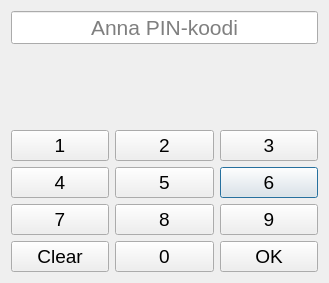
This is qt/pinCodeDLL/pincodeui.ui in lassesuomela/banksim as Qt 5 draws it before an edit. The edited form follows.
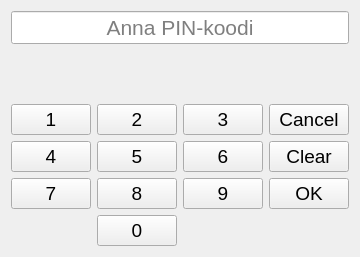
This is the edited form.

Commit message: added cancel btn, layout changes, autoTimeout clears pin, added noFocus on pincode text box, added disconnects to all connects, autoTimeout closes the window instead of destroying it, added show function to show the pin ui, timer starts after tries have been aquired from exe

Diff of the .ui file:
```diff
--- a/qt/pinCodeDLL/pincodeui.ui
+++ b/qt/pinCodeDLL/pincodeui.ui
@@ -6,8 +6,8 @@
    <rect>
     <x>0</x>
     <y>0</y>
-    <width>329</width>
-    <height>283</height>
+    <width>360</width>
+    <height>257</height>
    </rect>
   </property>
   <property name="font">
@@ -25,6 +25,9 @@
       <layout class="QHBoxLayout" name="horizontalLayout">
        <item>
         <widget class="QLineEdit" name="pinCodeTextBox">
+         <property name="enabled">
+          <bool>true</bool>
+         </property>
          <property name="font">
           <font>
            <pointsize>16</pointsize>
@@ -60,33 +63,7 @@
      </item>
      <item>
       <layout class="QGridLayout" name="gridLayout">
-       <item row="1" column="2">
-        <widget class="QPushButton" name="btn_6">
-         <property name="font">
-          <font>
-           <pointsize>14</pointsize>
-           <bold>false</bold>
-          </font>
-         </property>
-         <property name="text">
-          <string>6</string>
-         </property>
-        </widget>
-       </item>
-       <item row="0" column="1">
-        <widget class="QPushButton" name="btn_2">
-         <property name="font">
-          <font>
-           <pointsize>14</pointsize>
-           <bold>false</bold>
-          </font>
-         </property>
-         <property name="text">
-          <string>2</string>
-         </property>
-        </widget>
-       </item>
-       <item row="3" column="1">
+       <item row="4" column="1">
         <widget class="QPushButton" name="btn_0">
          <property name="font">
           <font>
@@ -97,23 +74,13 @@
          <property name="text">
           <string>0</string>
          </property>
-        </widget>
-       </item>
-       <item row="0" column="0">
-        <widget class="QPushButton" name="btn_1">
-         <property name="font">
-          <font>
-           <pointsize>14</pointsize>
-           <bold>false</bold>
-          </font>
-         </property>
-         <property name="text">
-          <string>1</string>
+         <property name="autoDefault">
+          <bool>false</bool>
          </property>
         </widget>
        </item>
        <item row="3" column="2">
-        <widget class="QPushButton" name="btn_ok">
+        <widget class="QPushButton" name="btn_9">
          <property name="font">
           <font>
            <pointsize>14</pointsize>
@@ -121,11 +88,62 @@
           </font>
          </property>
          <property name="text">
-          <string>OK</string>
+          <string>9</string>
+         </property>
+         <property name="autoDefault">
+          <bool>false</bool>
+         </property>
+        </widget>
+       </item>
+       <item row="2" column="2">
+        <widget class="QPushButton" name="btn_6">
+         <property name="font">
+          <font>
+           <pointsize>14</pointsize>
+           <bold>false</bold>
+          </font>
+         </property>
+         <property name="text">
+          <string>6</string>
+         </property>
+         <property name="autoDefault">
+          <bool>false</bool>
+         </property>
+        </widget>
+       </item>
+       <item row="1" column="2">
+        <widget class="QPushButton" name="btn_3">
+         <property name="font">
+          <font>
+           <pointsize>14</pointsize>
+           <bold>false</bold>
+          </font>
+         </property>
+         <property name="text">
+          <string>3</string>
+         </property>
+         <property name="autoDefault">
+          <bool>false</bool>
          </property>
         </widget>
        </item>
        <item row="1" column="0">
+        <widget class="QPushButton" name="btn_1">
+         <property name="font">
+          <font>
+           <pointsize>14</pointsize>
+           <bold>false</bold>
+          </font>
+         </property>
+         <property name="text">
+          <string>1</string>
+         </property>
+         <property name="autoDefault">
+          <bool>false</bool>
+         </property>
+        </widget>
+       </item>
+       <item row="2" column="0">
         <widget class="QPushButton" name="btn_4">
          <property name="font">
           <font>
@@ -136,61 +154,12 @@
          <property name="text">
           <string>4</string>
          </property>
-        </widget>
-       </item>
-       <item row="2" column="0">
-        <widget class="QPushButton" name="btn_7">
-         <property name="font">
-          <font>
-           <pointsize>14</pointsize>
-           <bold>false</bold>
-          </font>
+         <property name="autoDefault">
+          <bool>false</bool>
          </property>
-         <property name="text">
-          <string>7</string>
-         </property>
         </widget>
        </item>
-       <item row="3" column="0">
-        <widget class="QPushButton" name="btn_clear">
-         <property name="font">
-          <font>
-           <pointsize>14</pointsize>
-           <bold>false</bold>
-          </font>
-         </property>
-         <property name="text">
-          <string>Clear</string>
-         </property>
-        </widget>
-       </item>
-       <item row="0" column="2">
-        <widget class="QPushButton" name="btn_3">
-         <property name="font">
-          <font>
-           <pointsize>14</pointsize>
-           <bold>false</bold>
-          </font>
-         </property>
-         <property name="text">
-          <string>3</string>
-         </property>
-        </widget>
-       </item>
-       <item row="2" column="2">
-        <widget class="QPushButton" name="btn_9">
-         <property name="font">
-          <font>
-           <pointsize>14</pointsize>
-           <bold>false</bold>
-          </font>
-         </property>
-         <property name="text">
-          <string>9</string>
-         </property>
-        </widget>
-       </item>
-       <item row="1" column="1">
+       <item row="2" column="1">
         <widget class="QPushButton" name="btn_5">
          <property name="font">
           <font>
@@ -201,9 +170,28 @@
          <property name="text">
           <string>5</string>
          </property>
+         <property name="autoDefault">
+          <bool>false</bool>
+         </property>
         </widget>
        </item>
-       <item row="2" column="1">
+       <item row="3" column="0">
+        <widget class="QPushButton" name="btn_7">
+         <property name="font">
+          <font>
+           <pointsize>14</pointsize>
+           <bold>false</bold>
+          </font>
+         </property>
+         <property name="text">
+          <string>7</string>
+         </property>
+         <property name="autoDefault">
+          <bool>false</bool>
+         </property>
+        </widget>
+       </item>
+       <item row="3" column="1">
         <widget class="QPushButton" name="btn_8">
          <property name="font">
           <font>
@@ -213,6 +201,72 @@
          </property>
          <property name="text">
           <string>8</string>
+         </property>
+         <property name="autoDefault">
+          <bool>false</bool>
+         </property>
+        </widget>
+       </item>
+       <item row="1" column="1">
+        <widget class="QPushButton" name="btn_2">
+         <property name="font">
+          <font>
+           <pointsize>14</pointsize>
+           <bold>false</bold>
+          </font>
+         </property>
+         <property name="text">
+          <string>2</string>
+         </property>
+         <property name="autoDefault">
+          <bool>false</bool>
+         </property>
+        </widget>
+       </item>
+       <item row="3" column="3">
+        <widget class="QPushButton" name="btn_ok">
+         <property name="font">
+          <font>
+           <pointsize>14</pointsize>
+           <bold>false</bold>
+          </font>
+         </property>
+         <property name="text">
+          <string>OK</string>
+         </property>
+         <property name="autoDefault">
+          <bool>false</bool>
+         </property>
+        </widget>
+       </item>
+       <item row="2" column="3">
+        <widget class="QPushButton" name="btn_clear">
+         <property name="font">
+          <font>
+           <pointsize>14</pointsize>
+           <bold>false</bold>
+          </font>
+         </property>
+         <property name="text">
+          <string>Clear</string>
+         </property>
+         <property name="autoDefault">
+          <bool>false</bool>
+         </property>
+        </widget>
+       </item>
+       <item row="1" column="3">
+        <widget class="QPushButton" name="pushButton">
+         <property name="font">
+          <font>
+           <pointsize>14</pointsize>
+          </font>
+         </property>
+         <property name="text">
+          <string>Cancel</string>
+         </property>
+         <property name="autoDefault">
+          <bool>false</bool>
          </property>
         </widget>
        </item>
```
Left out of the diff: 11 changed lines with no effect on the pictures. The commit also changes 4 other files.
